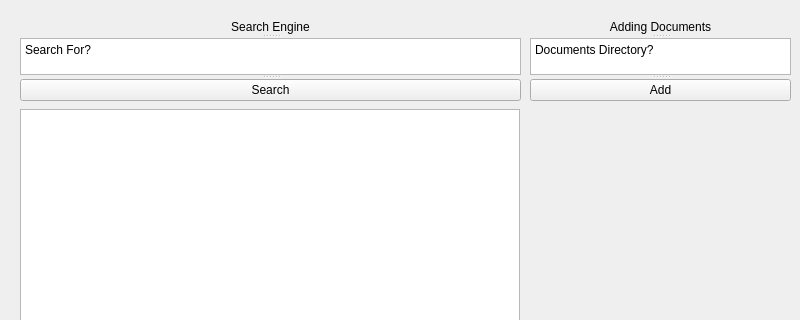
Old version of the form searchengine.ui in the repository ah-rasoulian/SearchEngine; both pictures show x 0 to 800 and y 0 to 320 of the 800 by 600 pixel window.
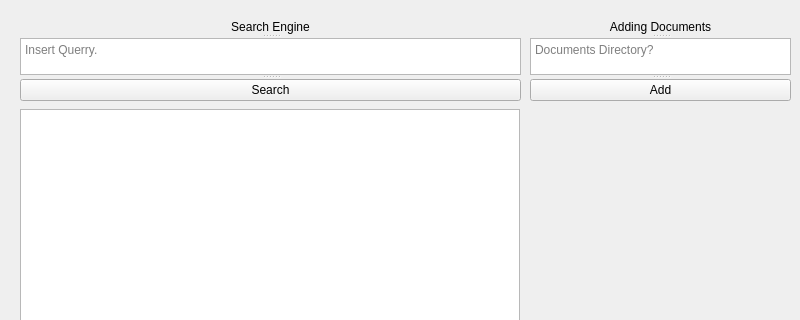
New version of the form.

What changed in the file:
```diff
--- a/searchengine.ui
+++ b/searchengine.ui
@@ -53,12 +53,12 @@
       <set>Qt::AlignCenter</set>
      </property>
     </widget>
-    <widget class="QPlainTextEdit" name="search_input">
+    <widget class="QTextEdit" name="search_input">
      <property name="autoFillBackground">
       <bool>true</bool>
      </property>
-     <property name="plainText">
-      <string>Search For?</string>
+     <property name="placeholderText">
+      <string>Insert Querry.</string>
      </property>
     </widget>
     <widget class="QPushButton" name="search_button">
@@ -90,11 +90,11 @@
       <set>Qt::AlignCenter</set>
      </property>
     </widget>
-    <widget class="QPlainTextEdit" name="document_input">
+    <widget class="QTextEdit" name="document_input">
      <property name="autoFillBackground">
       <bool>true</bool>
      </property>
-     <property name="plainText">
+     <property name="placeholderText">
       <string>Documents Directory?</string>
      </property>
     </widget>
```
Left out of the diff: 2 changed lines with no effect on the pictures.
